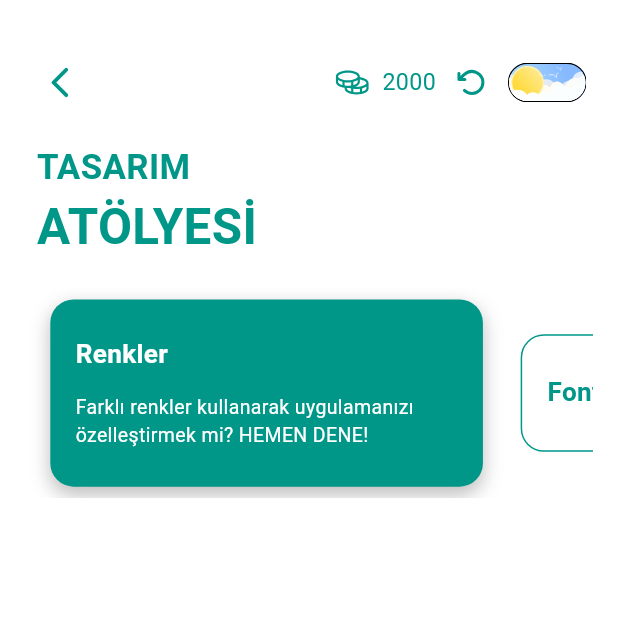
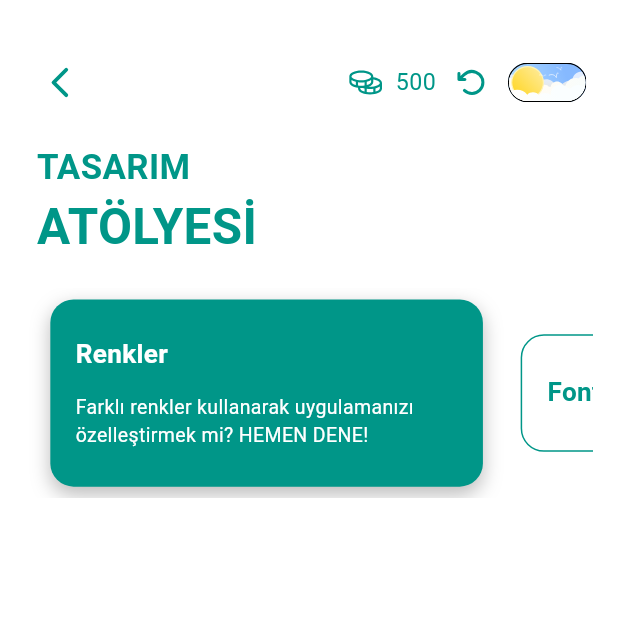
Before and after one commit to SahinGoc/My-Wordbook, a Flutter app: the screen it shows after launch, after a tap on an icon or button, on a phone screen of 412 x 824 dp, the top half of it. Run offline on Flutter 3.47's test engine with Material 3 defaults, Android fonts, the phone set to English and light mode, and no system bars; drawn by our look-alikes of auto_size_text; our stand-ins replace connectivity_plus, dropdown_search, firebase_analytics, firebase_core, flutter_colorpicker, flutter_screenutil and 7 more; missing offline and left inert: translator; accounts and stored records are empty.

Commit message:
Add real AdMob IDs and fix minor production bugs.

```diff
--- a/lib/providers/store_operations.dart
+++ b/lib/providers/store_operations.dart
@@ -23,19 +23,19 @@ class StoreOperations extends ChangeNotifier {
 
 
   //PARA İŞLEMLERİ
-  int _totalMoney = 2000;
+  int _totalMoney = 500;
   int get totalMoney => _totalMoney;
 
   //Parayı yükleme
   Future<void> loadTotalMoney() async {
     SharedPreferences prefs = await SharedPreferences.getInstance();
-    _totalMoney = prefs.getInt('money') ?? 2000;
+    _totalMoney = prefs.getInt('money') ?? 500;
   }
 
   //Parayı artırma veya azaltma
   Future<bool> calculateMoney(int money) async {
     SharedPreferences prefs = await SharedPreferences.getInstance();
-    int currentMoney = prefs.getInt('money') ?? 2000;
+    int currentMoney = prefs.getInt('money') ?? 500;
 
     if (currentMoney + money >= 0) {
       int updatedMoney = currentMoney + money;
--- a/lib/services/ad_service.dart
+++ b/lib/services/ad_service.dart
@@ -11,7 +11,7 @@ class AdService extends ChangeNotifier {
   bool _firstAdShown = false;
   void loadInterstitialAd() {
     InterstitialAd.load(
-        adUnitId: "ca-app-pub-3940256099942544/1033173712",// AdUnitId.interstitialAdUnitId,
+        adUnitId: AdUnitId.interstitialAdUnitId,
         request: const AdRequest(),
         adLoadCallback: InterstitialAdLoadCallback(
           // Called when an ad is successfully received.
@@ -77,7 +77,7 @@ class AdService extends ChangeNotifier {
 
   void loadRewardedAd() {
     RewardedAd.load(
-        adUnitId:"ca-app-pub-3940256099942544/5224354917" ,//AdUnitId.rewardedAdUnitId,
+        adUnitId: AdUnitId.rewardedAdUnitId,
         request: const AdRequest(),
         rewardedAdLoadCallback: RewardedAdLoadCallback(
           // Called when an ad is successfully received.
@@ -127,7 +127,7 @@ class AdService extends ChangeNotifier {
 
   void loadBannerAd() {
     _bannerAd = BannerAd(
-      adUnitId: "ca-app-pub-3940256099942544/9214589741",//AdUnitId.bannerAdUnitId,
+      adUnitId: AdUnitId.bannerAdUnitId,
       request: const AdRequest(),
       size: AdSize.fluid,
       listener: BannerAdListener(
--- a/lib/widgets/online_translator_widgets.dart
+++ b/lib/widgets/online_translator_widgets.dart
@@ -459,9 +459,9 @@ class _OnlineTranslatorWidgetsState extends State<OnlineTranslatorWidgets>
               size: 28.sp,
               color: ColorUtils.getOptimalTextColor(
                   context, Theme.of(context).scaffoldBackgroundColor)),
-          onPressed: () {
+          onPressed: () async {
             if (translationResult.isNotEmpty) {
-              Clipboard.setData(ClipboardData(text: translationResult));
+              await Clipboard.setData(ClipboardData(text: translationResult));
               AnalyticsService.logButtonClick('translator_result_copy');
               InfoUtils.showToast('Kopyalandı');
             }
--- a/lib/widgets/quiz_completed_alert.dart
+++ b/lib/widgets/quiz_completed_alert.dart
@@ -322,7 +322,7 @@ class _QuizCompletedAlertState extends State<QuizCompletedAlert> {
                   context, Theme.of(context).scaffoldBackgroundColor)),
         ),
         Text(
-          "50",
+          "20",
           style: TextStyle(
             fontSize: 14.sp * Provider.of<ThemeOperations>(context)
               .getTextScaleFactor(context),
```
Also changed, not shown: 2 other files.
